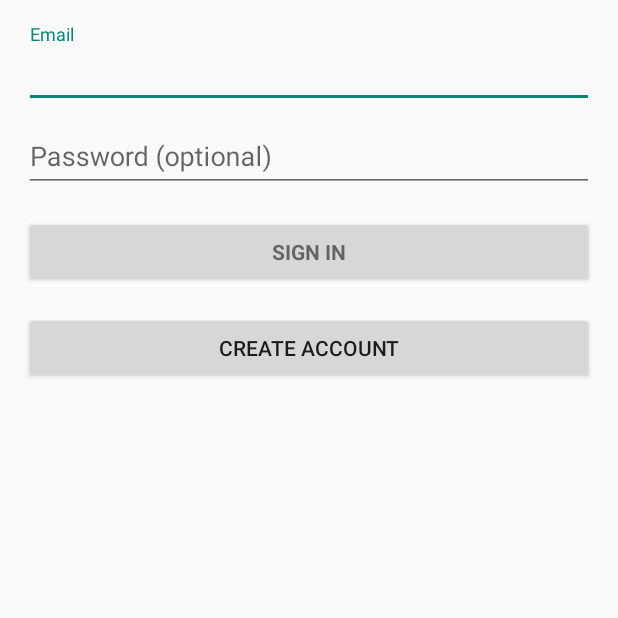
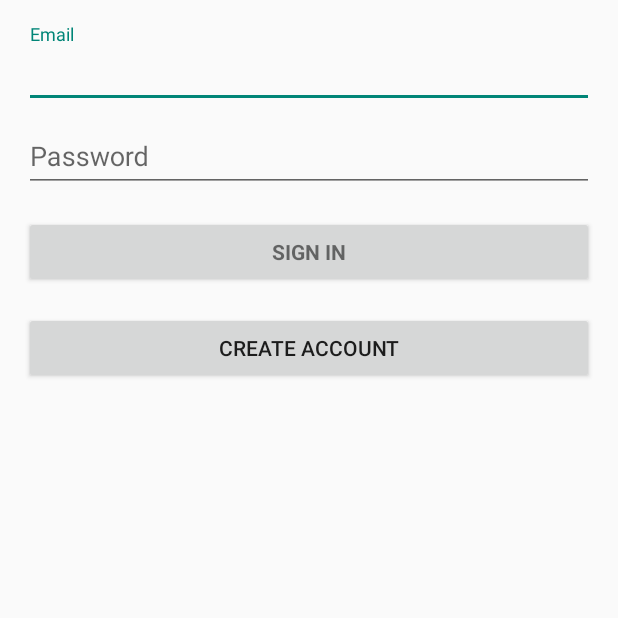
Before and after one commit to CMPUT301W19T21/PagePal, an Android app: the screen it shows after launch (LoginActivity), on a phone screen of 412 x 824 dp, the top half of it. Run offline under Robolectric (Android 15) with nearby library versions, the phone set to English and light mode, and no system bars; our stand-ins replace Firebase (no records; nobody signed in at launch, a user with empty details on screens opened directly).

Commit message:
removed (optional) from password prompt

```diff
--- a/app/src/main/res/values/strings.xml
+++ b/app/src/main/res/values/strings.xml
@@ -9,7 +9,7 @@
     <string name="title_activity_login">Sign in</string>
     <!-- Strings related to login -->
     <string name="prompt_email">Email</string>
-    <string name="prompt_password">Password (optional)</string>
+    <string name="prompt_password">Password</string>
     <string name="action_sign_in">Sign in or register</string>
     <string name="action_sign_in_short">Sign in</string>
     <string name="error_invalid_email">This email address is invalid</string>
```
